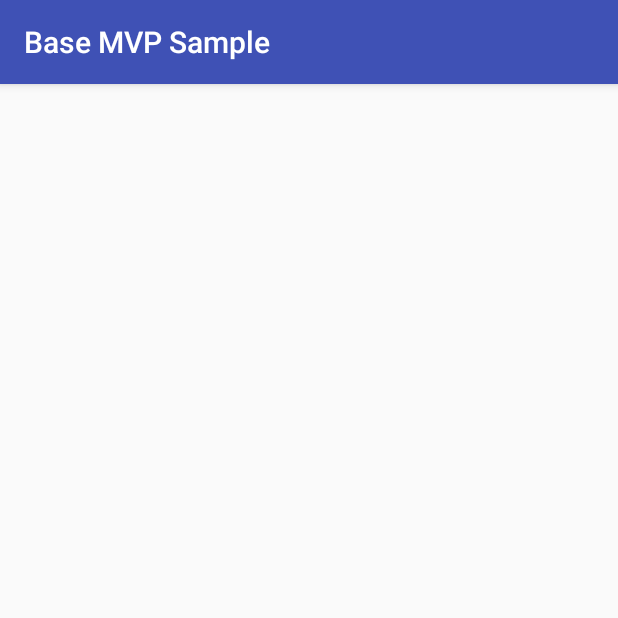
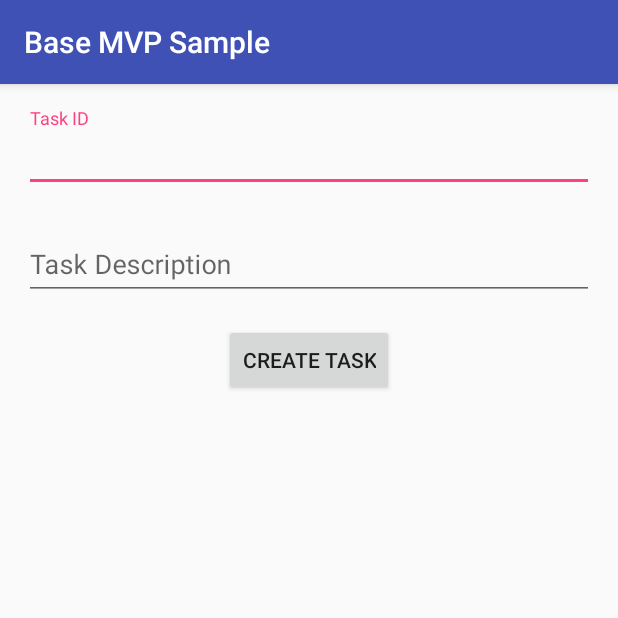
Before and after one commit to JulienArzul/BaseMVP, an Android app: the AddEditTaskActivity screen opened directly, with no data from a screen before it, on a phone screen of 412 x 824 dp, the top half of it. Run offline under Robolectric (Android 15) with nearby library versions, the phone set to English and light mode, and no system bars; our stand-ins replace ButterKnife.

Commit message:
Feat:(Add Task) Added basic Add Task UI and presenter logic

```diff
--- a/sample/src/main/java/com/julienarzul/basemvp/sample/ui/addEditTask/AddEditTaskActivity.java
+++ b/sample/src/main/java/com/julienarzul/basemvp/sample/ui/addEditTask/AddEditTaskActivity.java
@@ -4,19 +4,28 @@ import android.content.Context;
 import android.content.Intent;
 import android.os.Bundle;
 import android.support.annotation.Nullable;
+import android.support.design.widget.TextInputLayout;
 
 import com.julienarzul.basemvp.MvpActivity;
-import com.julienarzul.basemvp.MvpContract;
 import com.julienarzul.basemvp.sample.R;
+import com.julienarzul.basemvp.sample.core.datasources.DatasourceFactory;
 import com.julienarzul.basemvp.sample.core.model.Task;
+
+import butterknife.BindView;
+import butterknife.ButterKnife;
+import butterknife.OnClick;
 
 /**
  * Copyright @ Julien Arzul 2017
  */
 
-public class AddEditTaskActivity extends MvpActivity implements AddEditTaskContract.View {
+public class AddEditTaskActivity extends MvpActivity<AddEditTaskContract.Presenter> implements AddEditTaskContract.View {
 
     private static final String EDITED_TASK_EXTRA_KEY = "com.julienarzul.basemvp.sample.ui.addEditTask.AddEditTaskActivity.editedTask";
+    @BindView(R.id.add_edit_task_id_textinputlayout)
+    TextInputLayout taskIdTextInputLayout;
+    @BindView(R.id.add_edit_task_description_textinputlayout)
+    TextInputLayout taskDescriptionTextInputLayout;
 
     public static Intent getStartingIntent(Context context) {
         return getStartingIntent(context, null);
@@ -33,8 +42,9 @@ public class AddEditTaskActivity extends MvpActivity implements AddEditTaskContr
     }
 
     @Override
-    protected MvpContract.Presenter createPresenter() {
-        return new AddEditTaskPresenter();
+    protected AddEditTaskContract.Presenter createPresenter() {
+        Context context = this.getApplicationContext();
+        return new AddEditTaskPresenter(DatasourceFactory.tasksDatasource(context));
     }
 
     @Override
@@ -42,5 +52,19 @@ public class AddEditTaskActivity extends MvpActivity implements AddEditTaskContr
         super.onCreate(savedInstanceState);
 
         this.setContentView(R.layout.activity_task_add_edit);
+
+        ButterKnife.bind(this);
+    }
+
+    @OnClick(R.id.add_edit_task_confirm_button)
+    void onConfirmButtonClicked() {
+        this.presenter.onConfirmButtonClicked(
+                this.taskIdTextInputLayout.getEditText().getText().toString(),
+                this.taskDescriptionTextInputLayout.getEditText().getText().toString());
+    }
+
+    @Override
+    public void finishScreen() {
+        this.finish();
     }
 }
--- a/sample/src/main/java/com/julienarzul/basemvp/sample/ui/addEditTask/AddEditTaskContract.java
+++ b/sample/src/main/java/com/julienarzul/basemvp/sample/ui/addEditTask/AddEditTaskContract.java
@@ -10,9 +10,11 @@ interface AddEditTaskContract {
 
     interface View extends MvpContract.View {
 
+        void finishScreen();
     }
 
     interface Presenter extends MvpContract.Presenter<View> {
 
+        void onConfirmButtonClicked(String taskId, String taskDescription);
     }
 }
--- a/sample/src/main/res/layout/activity_task_add_edit.xml
+++ b/sample/src/main/res/layout/activity_task_add_edit.xml
@@ -2,6 +2,47 @@
 <LinearLayout xmlns:android="http://schemas.android.com/apk/res/android"
               android:layout_width="match_parent"
               android:layout_height="match_parent"
+              android:layout_marginBottom="@dimen/default_vertical_margin"
+              android:layout_marginEnd="@dimen/default_horizontal_margin"
+              android:layout_marginStart="@dimen/default_horizontal_margin"
+              android:layout_marginTop="@dimen/default_vertical_margin"
               android:orientation="vertical">
 
+    <android.support.design.widget.TextInputLayout
+        android:id="@+id/add_edit_task_id_textinputlayout"
+        android:layout_width="match_parent"
+        android:layout_height="wrap_content"
+        android:hint="@string/add_edit_task_id_hint">
+
+        <android.support.design.widget.TextInputEditText
+            android:layout_width="match_parent"
+            android:layout_height="wrap_content"
+            android:inputType="number"/>
+
+    </android.support.design.widget.TextInputLayout>
+
+    <android.support.design.widget.TextInputLayout
+        android:id="@+id/add_edit_task_description_textinputlayout"
+        android:layout_width="match_parent"
+        android:layout_height="wrap_content"
+        android:layout_marginTop="@dimen/spacing_medium"
+        android:hint="@string/add_edit_task_description_hint">
+
+        <android.support.design.widget.TextInputEditText
+            android:layout_width="match_parent"
+            android:layout_height="wrap_content"
+            android:inputType="text"
+            android:lines="1"
+            android:maxLines="1"/>
+
+    </android.support.design.widget.TextInputLayout>
+
+    <Button
+        android:id="@+id/add_edit_task_confirm_button"
+        android:layout_width="wrap_content"
+        android:layout_height="wrap_content"
+        android:layout_gravity="center_horizontal"
+        android:layout_marginTop="@dimen/spacing_medium"
+        android:text="@string/add_edit_task_add_task_button_text"/>
+
 </LinearLayout>
--- a/sample/src/main/res/values/strings.xml
+++ b/sample/src/main/res/values/strings.xml
@@ -7,4 +7,9 @@
     <string name="task_details_delete_error_dialog_title_text">Erreur</string>
     <string name="task_details_delete_error_dialog_message_text">Impossible to delete the task</string>
 
+    <string name="add_edit_task_id_hint">Task ID</string>
+    <string name="add_edit_task_description_hint">Task Description</string>
+    <string name="add_edit_task_add_task_button_text">Create Task</string>
+    <string name="add_edit_task_update_task_button_text">Update Task</string>
+
 </resources>
```
Also changed, not shown: sample/src/main/java/com/julienarzul/basemvp/sample/ui/addEditTask/AddEditTaskPresenter.java (+77 -0 lines).
